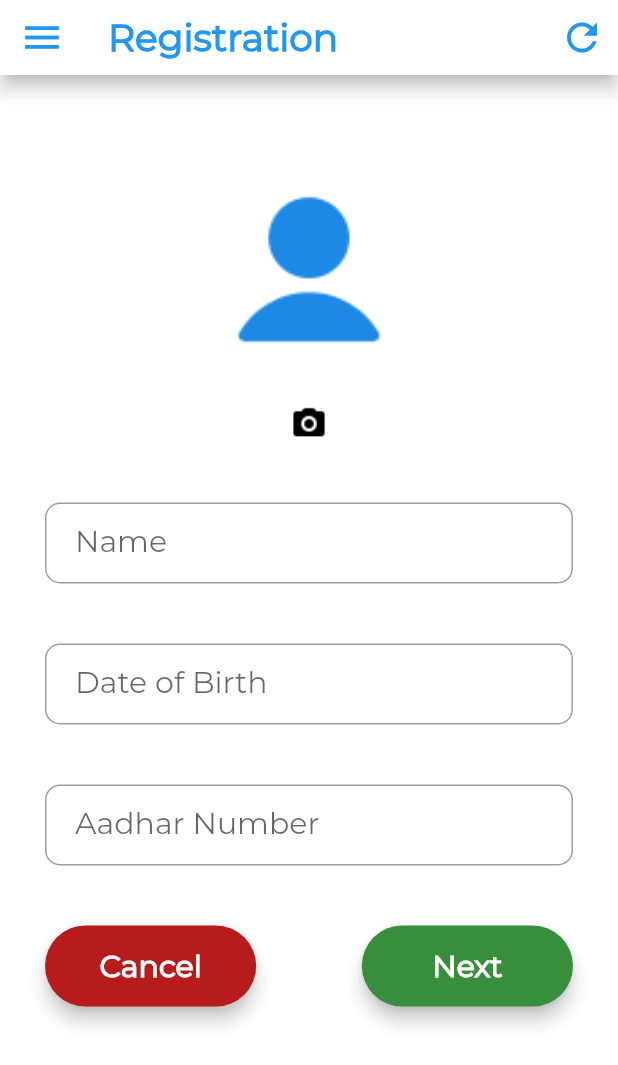
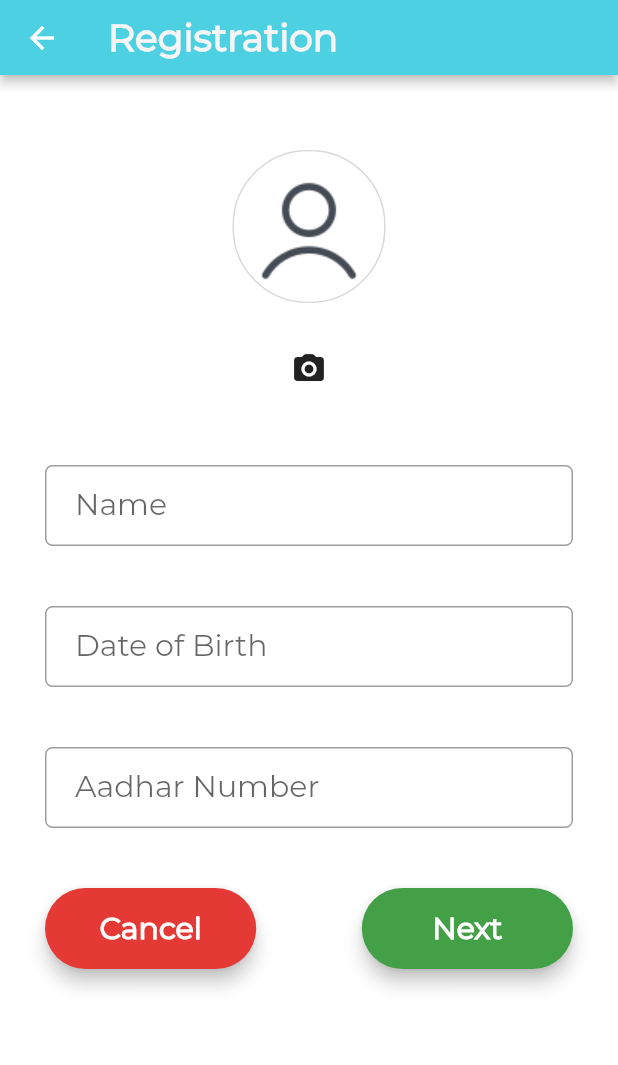
Before and after one commit to Adithya2018/Covid-Vaccine-Slot-Booking-Service, a Flutter app: the RegistrationPage screen opened directly, on a phone screen of 412 x 824 dp. Shown: the top 1065 px of the screen. Run offline on Flutter 3.47's test engine with Material 2 defaults, Android fonts, the phone set to English and light mode, and no system bars; our stand-ins replace firebase_auth, firebase_core, otp_text_field, syncfusion_flutter_calendar; accounts and stored records are empty.

Commit message:
registration page UI changes

```diff
--- a/covid_vaccine/lib/screens/home/home.dart
+++ b/covid_vaccine/lib/screens/home/home.dart
@@ -91,12 +91,12 @@ class _MyHomePageState extends State<MyHomePage> {
                     child: Container(
                       decoration: BoxDecoration(
                         border: Border.all(
-                          color: Colors.grey /*[800]*/,
-                          width: 1.5,
+                          color: Color.fromRGBO(0, 0, 0, 0.15),
+                          width: 1.0,
                         ),
                         borderRadius: BorderRadius.all(
-                          Radius.circular(10.0),
-                        ), // set rounded corner radius
+                          Radius.circular(31.0),
+                        ),
                       ),
                       child: CircleAvatar(
                         child: Image(
@@ -106,17 +106,6 @@ class _MyHomePageState extends State<MyHomePage> {
                         backgroundColor: Colors.white,
                       ),
                     ),
-                    /*child: CircularProfileAvatar(
-                      '',
-                      child: Image(
-                        image: AssetImage('assets/profile.png'),
-                      ),
-                      borderColor: Colors.black12,
-                      backgroundColor: Colors.white,
-                      borderWidth: 1,
-                      elevation: 2,
-                      radius: 35,
-                    ),*/
                   ),
                   Column(
                     //mainAxisAlignment: MainAxisAlignment.start,
@@ -176,7 +165,7 @@ class _MyHomePageState extends State<MyHomePage> {
                               fontSize: 14.0,
                             ),
                           ),
-                          /**/ Icon(
+                          Icon(
                             Icons.check_circle,
                             size: 14,
                             color: Colors.green,
@@ -224,7 +213,8 @@ class _MyHomePageState extends State<MyHomePage> {
           //height: 70,
           //padding: EdgeInsets.fromLTRB(20.0, 15.0, 20.0, 15.0),
           shape: new RoundedRectangleBorder(
-              borderRadius: new BorderRadius.circular(10.0)),
+            borderRadius: new BorderRadius.circular(10.0),
+          ),
           onPressed: () {
             Navigator.of(context).pushNamed('/reg');
           },
--- a/covid_vaccine/lib/screens/registration/registration.dart
+++ b/covid_vaccine/lib/screens/registration/registration.dart
@@ -1,4 +1,4 @@
-import 'package:circular_profile_avatar/circular_profile_avatar.dart';
+//import 'package:circular_profile_avatar/circular_profile_avatar.dart';
 import 'package:covid_vaccine/screens/home/home.dart';
 import 'package:covid_vaccine/screens/registration/slotbooking.dart';
 import 'package:flutter/material.dart';
@@ -46,9 +46,8 @@ class _RegistrationPageState extends State<RegistrationPage> {
 
   @override
   Widget build(BuildContext context) {
-    // Scaffold is a layout for the major Material Components.
     final nameField = Container(
-        width: 800,
+      width: 600, //800,
       child: TextField(
         obscureText: false,
         style: style,
@@ -58,46 +57,54 @@ class _RegistrationPageState extends State<RegistrationPage> {
           labelText: "Name",
           //hintText: "Name",
           border: OutlineInputBorder(
-                borderRadius: BorderRadius.circular(10.0),
-              )),
-        ));
+            borderRadius: BorderRadius.circular(5.0),
+          ),
+        ),
+      ),
+    );
 
     final dobField = Container(
-        width: 800,
+      width: 600, //800,
       child: TextField(
         obscureText: false,
         style: style,
         decoration: InputDecoration(
           contentPadding: EdgeInsets.fromLTRB(20.0, 15.0, 20.0, 15.0),
           labelText: "Date of Birth",
-              //hintText: "Mobile No/Email",
           border: OutlineInputBorder(
-                  borderRadius: BorderRadius.circular(10.0))),
-        ));
+            borderRadius: BorderRadius.circular(5.0),
+          ),
+        ),
+      ),
+    );
 
     // TODO: Aadhaar no. verification after entering it
     final aadhaarField = Container(
-        width: 800,
+      width: 600, //800,
       child: TextField(
         obscureText: false,
         style: style,
         decoration: InputDecoration(
           contentPadding: EdgeInsets.fromLTRB(20.0, 15.0, 20.0, 15.0),
           labelText: "Aadhar Number",
-              //hintText: "Mobile No/Email",
           border: OutlineInputBorder(
-                  borderRadius: BorderRadius.circular(10.0))),
-        ));
+            borderRadius: BorderRadius.circular(5.0),
+          ),
+        ),
+      ),
+    );
 
     final cancelButton = Container(
       child: Material(
         elevation: 5.0,
         borderRadius: BorderRadius.circular(30.0),
-        color: Colors.red[900],
+        color: Colors.red[600],
         child: MaterialButton(
           minWidth: MediaQuery.of(context).size.width,
           padding: EdgeInsets.fromLTRB(20.0, 15.0, 20.0, 15.0),
-          //onPressed: () {}, // here we need to add the functionality
+          shape: new RoundedRectangleBorder(
+            borderRadius: new BorderRadius.circular(30.0),
+          ),
           onPressed: () {
             Navigator.of(context).pop();
           },
@@ -105,21 +112,26 @@ class _RegistrationPageState extends State<RegistrationPage> {
             "Cancel",
             textAlign: TextAlign.center,
             style: style.copyWith(
-                color: Colors.white, fontWeight: FontWeight.bold),
+              color: Colors.white,
+              fontWeight: FontWeight.bold,
+            ),
           ),
         ),
       ),
     );
 
     final nextButton = Container(
+      //width: 20.0,
       child: Material(
         elevation: 5.0,
         borderRadius: BorderRadius.circular(30.0),
-        color: Colors.green[700],
+        color: Colors.green[600],
         child: MaterialButton(
           minWidth: MediaQuery.of(context).size.width,
           padding: EdgeInsets.fromLTRB(20.0, 15.0, 20.0, 15.0),
-          //onPressed: () {}, // here we need to add the functionality
+          shape: new RoundedRectangleBorder(
+            borderRadius: new BorderRadius.circular(30.0),
+          ),
           onPressed: () {
             Navigator.of(context).pushNamed(
               '/sb',
@@ -137,38 +149,48 @@ class _RegistrationPageState extends State<RegistrationPage> {
       ),
     );
 
+    final _buttonList = Container(
+      width: 600,
+      child: Row(
+        children: <Widget>[
+          Expanded(
+            flex: 2,
+            child: cancelButton,
+          ),
+          Spacer(),
+          Expanded(
+            flex: 2,
+            child: nextButton,
+          ),
+        ],
+      ),
+    );
+
     return Scaffold(
       backgroundColor: Colors.white,
       appBar: PreferredSize(
         preferredSize: Size.fromHeight(50.0),
         child: AppBar(
-          elevation: 5.0,
-          backgroundColor: Colors.white,
-          leading: IconButton(
-            icon: Icon(
-              Icons.menu,
-              color: Colors.blue,
-              size: 30.0,
-            ),
-            tooltip: 'Navigation menu',
-            onPressed: null,
-          ),
-          title: Text('Registration',
+          elevation: 3.0,
+          backgroundColor: Colors.cyan[300],
+          title: Text(
+            'Registration', // Page',
             style: style.copyWith(
-                color: Colors.blue,
+              color: Colors.grey[100],
               fontWeight: FontWeight.bold,
               fontSize: 25.0,
-              )),
+            ),
+          ),
           actions: <Widget>[
-            IconButton(
+            /*IconButton(
               icon: Icon(
                 Icons.refresh,
-                color: Colors.blue,
+                color: Colors.white,
                 size: 30.0,
               ),
               tooltip: 'Refresh',
               onPressed: null,
-            ),
+            ),*/
           ],
         ),
       ),
@@ -178,47 +200,43 @@ class _RegistrationPageState extends State<RegistrationPage> {
           /*child: Padding(
             padding: const EdgeInsets.all(1.0),*/
           child: Center(
-            /*width: 300,
-              padding: const EdgeInsets.all(36.0),*/
             child: Padding(
-              padding: const EdgeInsets.all(30.0),
+              padding: const EdgeInsets.fromLTRB(30.0, 50.0, 30.0, 30.0),
               child: Container(
-                //width: 330,
+                width: 600,
                 child: Column(
                   /*verticalDirection: VerticalDirection.down,
                 crossAxisAlignment: CrossAxisAlignment.center,*/
                   //mainAxisAlignment: MainAxisAlignment.center,
                   children: <Widget>[
-                    SizedBox(
-                      height: 20,
+                    Container(
+                      decoration: BoxDecoration(
+                        border: Border.all(
+                          color: Color.fromRGBO(0, 0, 0, 0.15),
+                          width: 1.0,
                         ),
-                    /*CircularProfileAvatar(
-                         '"assets/profile.png"',
-                         borderColor: Colors.black12,
-                         backgroundColor: Colors.transparent,
-                         borderWidth: 1,
-                         elevation: 2,
+                        borderRadius: BorderRadius.all(
+                          Radius.circular(50.0),
+                        ),
+                      ),
+                      child: CircleAvatar(
+                        child: Image(
+                          image: AssetImage('assets/profile.png'),
+                        ),
                         radius: 50,
-                         ),*/
-                    SizedBox(
-                      height: 150.0,
-                      child: Image.asset(
-                        "assets/profile.png",
-                        fit: BoxFit.contain,
-                        color: Colors.blue[600],
+                        backgroundColor: Colors.white,
                       ),
                     ),
                     SizedBox(
                       height: 20,
                     ),
                     // TODO: implement the redirect to camera app button
-                    // Icon(Icons.camera, size: 40.0),
-                    SizedBox(
-                      height: 25.0,
-                      child: Image.asset(
-                        "assets/camera.png",
-                        fit: BoxFit.contain,
+                    IconButton(
+                      alignment: Alignment.center,
+                      icon: Icon(
+                        Icons.camera_alt_rounded,
                       ),
+                      onPressed: () {},
                     ),
                     SizedBox(
                       height: 40,
@@ -235,30 +253,7 @@ class _RegistrationPageState extends State<RegistrationPage> {
                     SizedBox(
                       height: 40,
                     ),
-                    Center(
-                      child: Row(
-                        children: [
-                          new Flexible(
-                            child: Container(
-                                child: cancelButton,
-                                alignment: Alignment.centerLeft),
-                            flex: 2,
-                          ),
-                          new Flexible(
-                            child: Container(
-                              alignment: Alignment.center,
-                            ),
-                            flex: 1,
-                          ),
-                          new Flexible(
-                            child: Container(
-                                child: nextButton,
-                                alignment: Alignment.centerRight),
-                            flex: 2,
-                          )
-                        ],
-                      ),
-                    ),
+                    _buttonList,
                   ],
                 ),
               ),
@@ -321,7 +316,6 @@ class _CreateAccWithEmailState extends State<CreateAccWithEmail> {
         decoration: InputDecoration(
           contentPadding: EdgeInsets.fromLTRB(20.0, 15.0, 20.0, 15.0),
           labelText: "Email",
-          //hintText: "Email/Phone No.",
           border: OutlineInputBorder(
             borderRadius: BorderRadius.circular(5.0),
           ),
@@ -370,7 +364,6 @@ class _CreateAccWithEmailState extends State<CreateAccWithEmail> {
         decoration: InputDecoration(
           contentPadding: EdgeInsets.fromLTRB(20.0, 15.0, 20.0, 15.0),
           labelText: "Re-type password",
-          //hintText: "Password",
           border: OutlineInputBorder(
             borderRadius: BorderRadius.circular(5.0),
           ),
@@ -394,6 +387,7 @@ class _CreateAccWithEmailState extends State<CreateAccWithEmail> {
             print("Email: $email");
             print("Password: $pwd");
             print("Re-typed password: $confPwd");
+            Navigator.of(context).pushNamed('/reg');
           },
           child: Text(
             "Next",
@@ -449,15 +443,8 @@ class _CreateAccWithEmailState extends State<CreateAccWithEmail> {
               child: Padding(
                 padding: const EdgeInsets.all(30.0),
                 child: Container(
-                  //width: 330,
                   child: Column(
-                    /*verticalDirection: VerticalDirection.down,
-                    crossAxisAlignment: CrossAxisAlignment.center,*/
-                    //mainAxisAlignment: MainAxisAlignment.center,
                     children: <Widget>[
-                      /*SizedBox(
-                        height: 145,
-                      ),*/
                       SizedBox(
                         height: 160.0,
                         child: Image.asset(
--- a/covid_vaccine/lib/screens/wrapper.dart
+++ b/covid_vaccine/lib/screens/wrapper.dart
@@ -18,13 +18,13 @@ class Wrapper extends StatelessWidget {
     // return home or authenticate widget depending on the authentication state
     // i.e. whether the user has signed in (=not null) or signed out (=null)
 
-    /**/if(user != null){
+    /*if(user != null){
       print("${user.uid} is signed in");
       return Home();
     }else {
       print("$user was signed out");
       return SignInOptions();
-    } //Authenticate();
-    return OTPPage();
+    }*/ //Authenticate();
+    return CreateAccWithEmail();
   }
 }
```
Also changed, not shown: covid_vaccine/pubspec.lock. Lines whose indentation alone changed are shown as unchanged.
